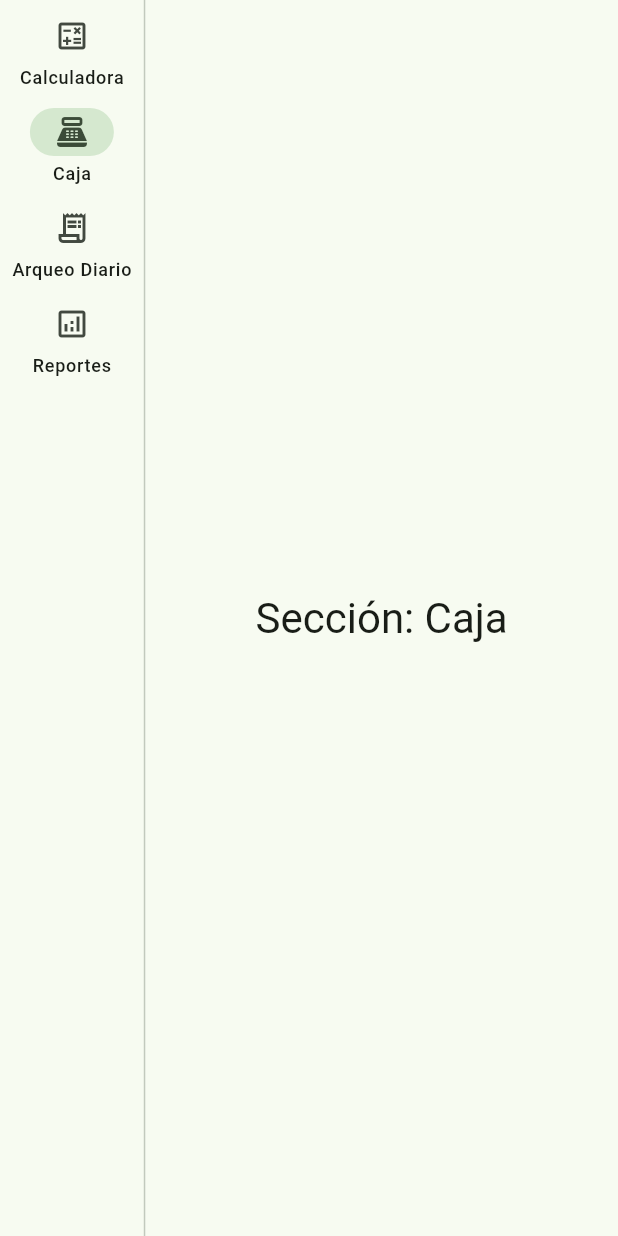
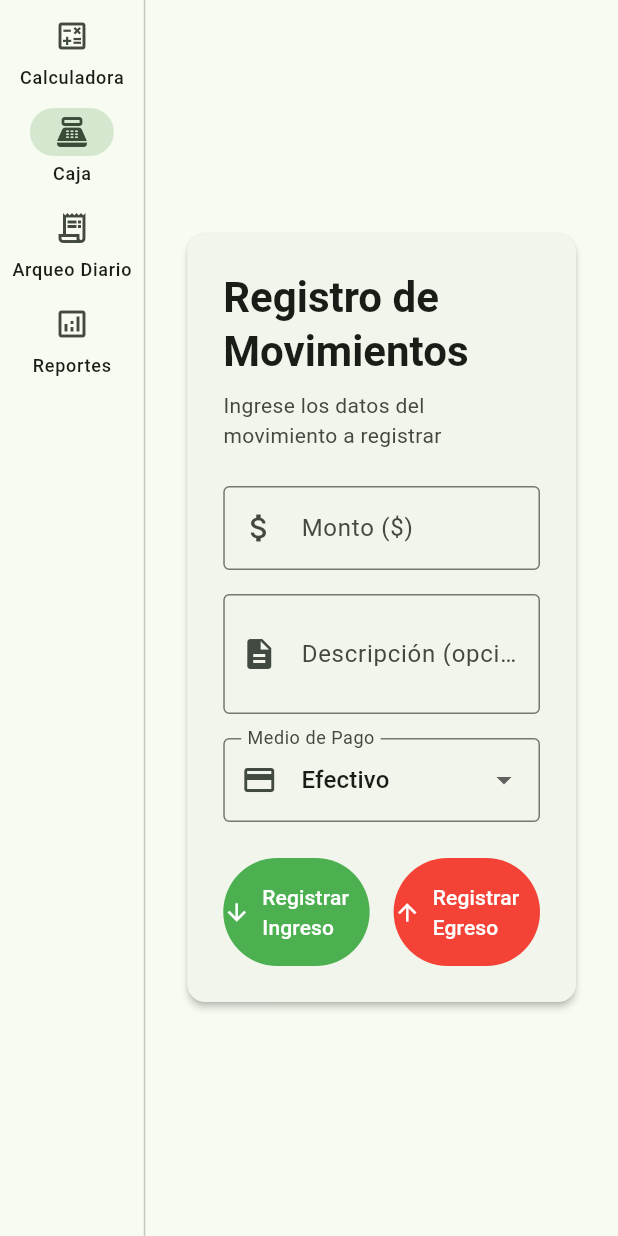
Before and after one commit to ArielNks/sistema-gestion-mvp, a Flutter app: the screen it shows after launch, after a tap on "Caja", on a phone screen of 412 x 824 dp. Run offline on Flutter 3.47's test engine with Material 3 defaults, Android fonts, the phone set to English and light mode, and no system bars; our stand-ins replace get_it, pdf, printing, shared_preferences, sqflite, sqflite_common_ffi; accounts and stored records are empty.

Commit message:
feat(presentacion): implementar vista de caja para ingresos y egresos

```diff
--- a/lib/infraestructura/entrada/ui/pantallas/pantalla_principal.dart
+++ b/lib/infraestructura/entrada/ui/pantallas/pantalla_principal.dart
@@ -1,5 +1,6 @@
 import 'package:flutter/material.dart';
 import 'package:sistema_gestion/infraestructura/entrada/ui/vistas/vista_calculadora.dart';
+import 'package:sistema_gestion/infraestructura/entrada/ui/vistas/vista_caja.dart';
 
 class PantallaPrincipal extends StatefulWidget {
   const PantallaPrincipal({super.key});
@@ -36,7 +37,7 @@ class _PantallaPrincipalState extends State<PantallaPrincipal> {
 
   static const List<String> _textosSeccion = [
     '',
-    'Sección: Caja',
+    '',
     'Sección: Arqueo Diario',
     'Sección: Reportes',
   ];
@@ -58,14 +59,16 @@ class _PantallaPrincipalState extends State<PantallaPrincipal> {
           ),
           const VerticalDivider(thickness: 1, width: 1),
           Expanded(
-            child: _indiceSeleccionado == 0
-                ? const VistaCalculadora()
-                : Center(
-                    child: Text(
-                      _textosSeccion[_indiceSeleccionado],
-                      style: Theme.of(context).textTheme.headlineMedium,
-                    ),
+            child: switch (_indiceSeleccionado) {
+              0 => const VistaCalculadora(),
+              1 => const VistaCaja(),
+              _ => Center(
+                  child: Text(
+                    _textosSeccion[_indiceSeleccionado],
+                    style: Theme.of(context).textTheme.headlineMedium,
                   ),
+                ),
+            },
           ),
         ],
       ),
--- /dev/null
+++ b/lib/infraestructura/entrada/ui/vistas/vista_caja.dart
@@ -0,0 +1,238 @@
+import 'package:flutter/material.dart';
+import 'package:sistema_gestion/aplicacion/casos_uso/registrar_egreso.dart';
+import 'package:sistema_gestion/aplicacion/casos_uso/registrar_ingreso.dart';
+import 'package:sistema_gestion/dominio/entidades/enumerados/medio_pago.dart';
+import 'package:sistema_gestion/dominio/entidades/enumerados/tipo_movimiento.dart';
+import 'package:sistema_gestion/dominio/entidades/transaccion.dart';
+import 'package:sistema_gestion/inyeccion_dependencias.dart';
+
+class VistaCaja extends StatefulWidget {
+  const VistaCaja({super.key});
+
+  @override
+  State<VistaCaja> createState() => _VistaCajaState();
+}
+
+class _VistaCajaState extends State<VistaCaja> {
+  final _formKey = GlobalKey<FormState>();
+
+  final _montoController = TextEditingController();
+  final _descripcionController = TextEditingController();
+
+  MedioPago _medioPagoSeleccionado = MedioPago.efectivo;
+  bool _isGuardando = false;
+
+  @override
+  void dispose() {
+    _montoController.dispose();
+    _descripcionController.dispose();
+    super.dispose();
+  }
+
+  Future<void> _registrarMovimiento(TipoMovimiento tipo) async {
+    if (!_formKey.currentState!.validate()) return;
+
+    setState(() => _isGuardando = true);
+
+    try {
+      final transaccion = Transaccion(
+        monto: double.parse(_montoController.text),
+        medioPago: _medioPagoSeleccionado,
+        tipoMovimiento: tipo,
+        descripcion: _descripcionController.text.trim().isEmpty
+            ? null
+            : _descripcionController.text.trim(),
+        fechaHora: DateTime.now(),
+      );
+
+      if (tipo == TipoMovimiento.ingreso) {
+        await getIt<RegistrarIngreso>().ejecutar(transaccion);
+      } else {
+        await getIt<RegistrarEgreso>().ejecutar(transaccion);
+      }
+
+      if (mounted) {
+        ScaffoldMessenger.of(context).showSnackBar(
+          SnackBar(
+            content: Text(
+              tipo == TipoMovimiento.ingreso
+                  ? 'Ingreso registrado correctamente'
+                  : 'Egreso registrado correctamente',
+            ),
+            backgroundColor: tipo == TipoMovimiento.ingreso
+                ? Colors.green
+                : Colors.red,
+          ),
+        );
+        _limpiarFormulario();
+      }
+    } catch (e) {
+      if (mounted) {
+        ScaffoldMessenger.of(context).showSnackBar(
+          SnackBar(
+            content: Text('Error al registrar: $e'),
+            backgroundColor: Colors.red,
+          ),
+        );
+      }
+    } finally {
+      if (mounted) setState(() => _isGuardando = false);
+    }
+  }
+
+  void _limpiarFormulario() {
+    _montoController.clear();
+    _descripcionController.clear();
+    setState(() => _medioPagoSeleccionado = MedioPago.efectivo);
+    _formKey.currentState?.reset();
+  }
+
+  @override
+  Widget build(BuildContext context) {
+    final colorScheme = Theme.of(context).colorScheme;
+
+    return Padding(
+      padding: const EdgeInsets.all(24),
+      child: Center(
+        child: ConstrainedBox(
+          constraints: const BoxConstraints(maxWidth: 480),
+          child: Card(
+            elevation: 2,
+            child: Padding(
+              padding: const EdgeInsets.all(24),
+              child: Form(
+                key: _formKey,
+                child: Column(
+                  mainAxisSize: MainAxisSize.min,
+                  crossAxisAlignment: CrossAxisAlignment.start,
+                  children: [
+                    Text(
+                      'Registro de Movimientos',
+                      style: Theme.of(context).textTheme.headlineMedium?.copyWith(
+                            fontWeight: FontWeight.bold,
+                          ),
+                    ),
+                    const SizedBox(height: 8),
+                    Text(
+                      'Ingrese los datos del movimiento a registrar',
+                      style: Theme.of(context).textTheme.bodyMedium?.copyWith(
+                            color: colorScheme.onSurfaceVariant,
+                          ),
+                    ),
+                    const SizedBox(height: 24),
+                    TextFormField(
+                      controller: _montoController,
+                      decoration: const InputDecoration(
+                        labelText: 'Monto (\$)',
+                        prefixIcon: Icon(Icons.attach_money),
+                        border: OutlineInputBorder(),
+                        hintText: '0.00',
+                      ),
+                      keyboardType:
+                          const TextInputType.numberWithOptions(decimal: true),
+                      validator: (value) {
+                        if (value == null || value.isEmpty) {
+                          return 'Ingrese el monto';
+                        }
+                        final n = double.tryParse(value);
+                        if (n == null || n <= 0) {
+                          return 'Ingrese un valor mayor a 0';
+                        }
+                        return null;
+                      },
+                    ),
+                    const SizedBox(height: 16),
+                    TextFormField(
+                      controller: _descripcionController,
+                      decoration: const InputDecoration(
+                        labelText: 'Descripción (opcional)',
+                        prefixIcon: Icon(Icons.description),
+                        border: OutlineInputBorder(),
+                        hintText: 'Ej: Venta de productos, pago de servicios...',
+                      ),
+                      maxLines: 2,
+                    ),
+                    const SizedBox(height: 16),
+                    DropdownButtonFormField<MedioPago>(
+                      initialValue: _medioPagoSeleccionado,
+                      decoration: const InputDecoration(
+                        labelText: 'Medio de Pago',
+                        prefixIcon: Icon(Icons.payment),
+                        border: OutlineInputBorder(),
+                      ),
+                      items: MedioPago.values.map((medio) {
+                        return DropdownMenuItem(
+                          value: medio,
+                          child: Text(
+                            medio == MedioPago.efectivo
+                                ? 'Efectivo'
+                                : 'Transferencia',
+                          ),
+                        );
+                      }).toList(),
+                      onChanged: (value) {
+                        if (value != null) {
+                          setState(() => _medioPagoSeleccionado = value);
+                        }
+                      },
+                    ),
+                    const SizedBox(height: 24),
+                    Row(
+                      children: [
+                        Expanded(
+                          child: FilledButton.icon(
+                            onPressed: _isGuardando
+                                ? null
+                                : () => _registrarMovimiento(TipoMovimiento.ingreso),
+                            icon: _isGuardando
+                                ? const SizedBox(
+                                    width: 20,
+                                    height: 20,
+                                    child: CircularProgressIndicator(
+                                      strokeWidth: 2,
+                                      color: Colors.white,
+                                    ),
+                                  )
+                                : const Icon(Icons.arrow_downward),
+                            label: const Text('Registrar Ingreso'),
+                            style: FilledButton.styleFrom(
+                              backgroundColor: Colors.green,
+                              padding: const EdgeInsets.symmetric(vertical: 16),
+                            ),
+                          ),
+                        ),
+                        const SizedBox(width: 16),
+                        Expanded(
+                          child: FilledButton.icon(
+                            onPressed: _isGuardando
+                                ? null
+                                : () => _registrarMovimiento(TipoMovimiento.egreso),
+                            icon: _isGuardando
+                                ? const SizedBox(
+                                    width: 20,
+                                    height: 20,
+                                    child: CircularProgressIndicator(
+                                      strokeWidth: 2,
+                                      color: Colors.white,
+                                    ),
+                                  )
+                                : const Icon(Icons.arrow_upward),
+                            label: const Text('Registrar Egreso'),
+                            style: FilledButton.styleFrom(
+                              backgroundColor: Colors.red,
+                              padding: const EdgeInsets.symmetric(vertical: 16),
+                            ),
+                          ),
+                        ),
+                      ],
+                    ),
+                  ],
+                ),
+              ),
+            ),
+          ),
+        ),
+      ),
+    );
+  }
+}
```
